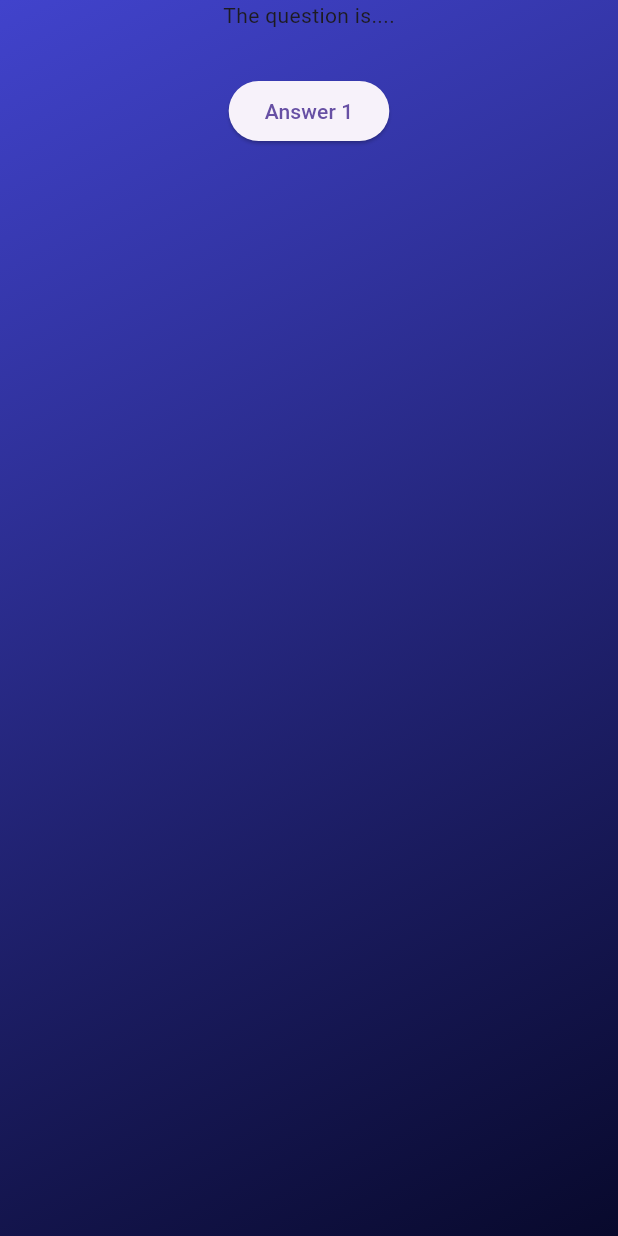
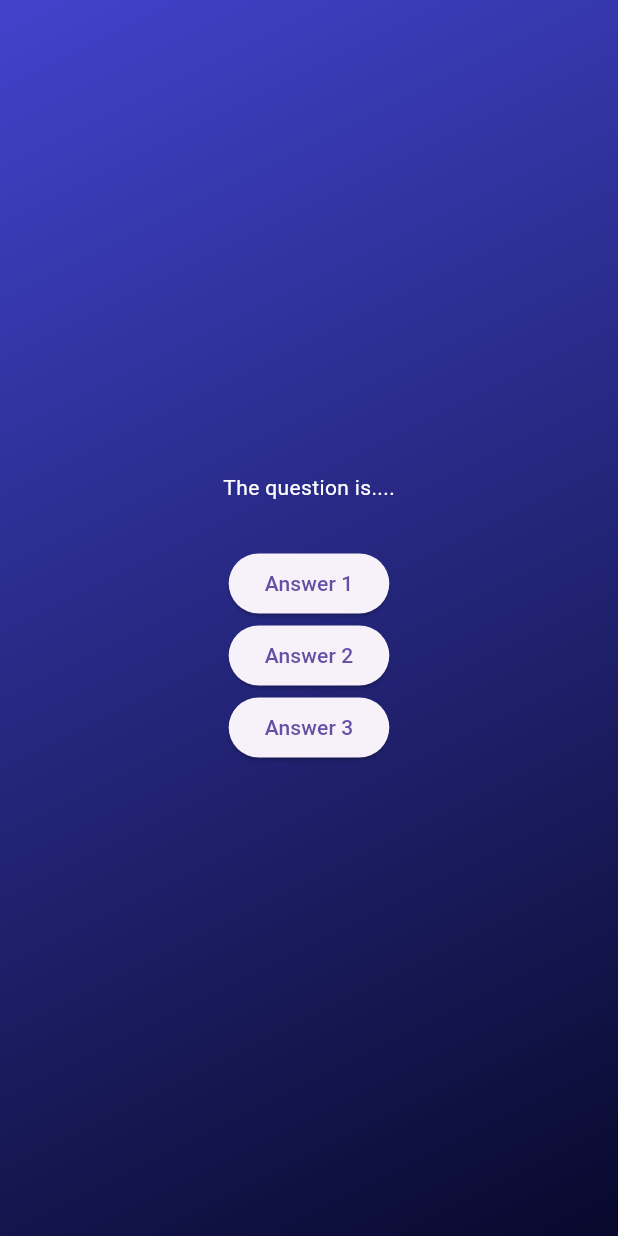
Before and after one commit to vl-Arafat/DevQuiz, a Flutter app: the screen it shows after launch, after a tap on "Start Quiz", on a phone screen of 412 x 824 dp. Run offline on Flutter 3.47's test engine with Material 3 defaults, Android fonts, the phone set to English and light mode, and no system bars.

Commit message:
create reusable answer button widget

```diff
--- a/lib/question_screen.dart
+++ b/lib/question_screen.dart
@@ -12,12 +12,32 @@ class QuestionScreen extends StatefulWidget {
 class _QuestionScreen extends State<QuestionScreen> {
   @override
   Widget build(BuildContext context) {
-    return Column(
-      children: [
-        const Text("The question is...."),
-        const SizedBox(height: 30),
-        ElevatedButton(onPressed: () {}, child: const Text("Answer 1")),
-      ],
+    return SizedBox(
+      child: Column(
+        mainAxisAlignment: MainAxisAlignment.center,
+        children: [
+          const Text(
+            "The question is....",
+            style: TextStyle(color: Colors.white),
+          ),
+          const SizedBox(height: 30),
+          ElevatedButton(
+            onPressed: () {},
+            style: ElevatedButton.styleFrom(),
+            child: Text("Answer 1"),
+          ),
+          ElevatedButton(
+            onPressed: () {},
+            style: ElevatedButton.styleFrom(),
+            child: const Text("Answer 2"),
+          ),
+          ElevatedButton(
+            onPressed: () {},
+            style: ElevatedButton.styleFrom(),
+            child: const Text("Answer 3"),
+          ),
+        ],
+      ),
     );
   }
 }
```
Also changed, not shown: lib/answer_button.dart (added, +24 -0 lines).
